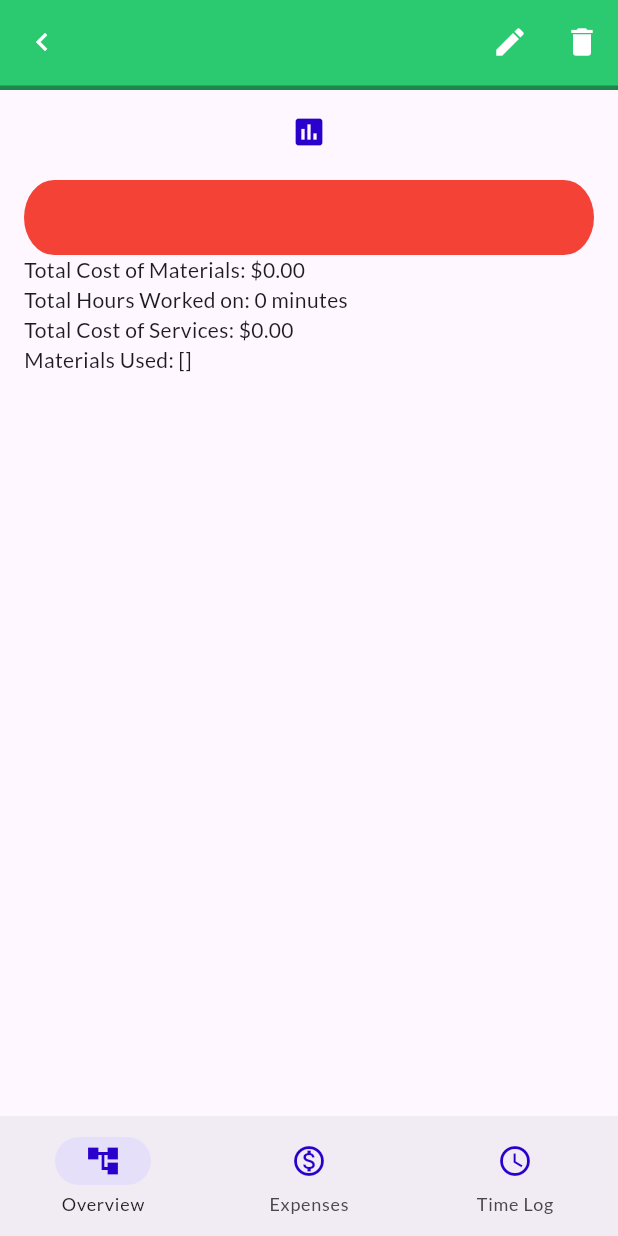
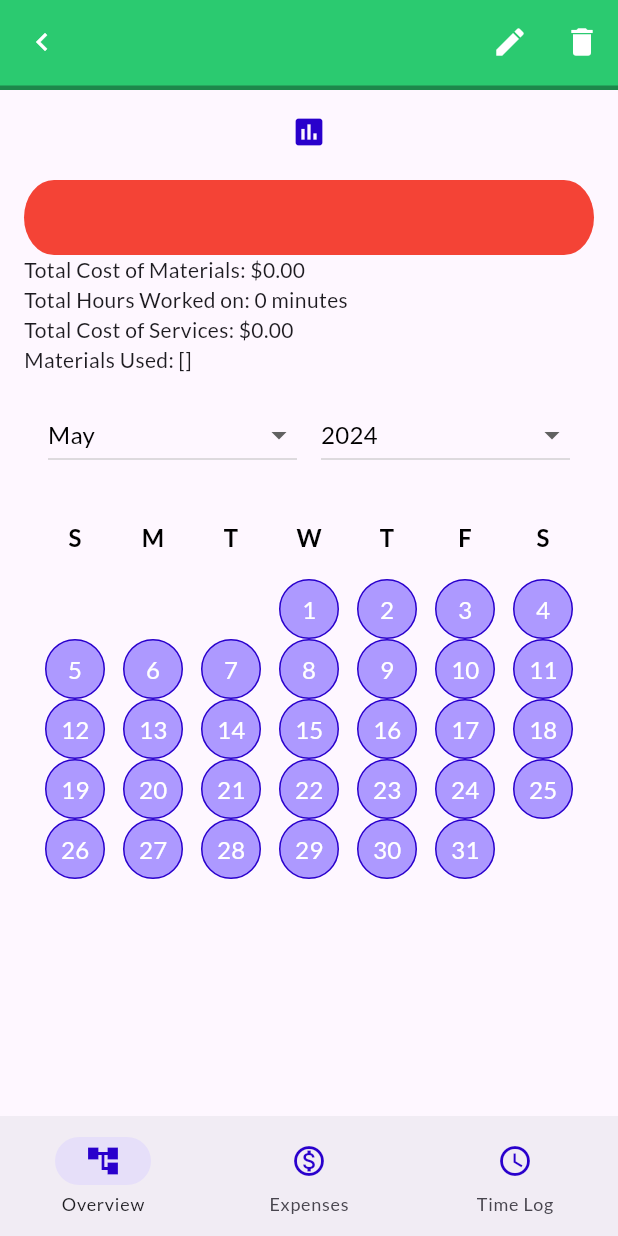
Before and after one commit to jcoolu/Creaphur, a Flutter app: the ProjectOverviewScreen screen opened directly with empty values, on a phone screen of 412 x 824 dp. Run offline on Flutter 3.47's test engine with Material 3 defaults, Android fonts, the phone set to English and light mode, and no system bars; our stand-ins replace dropdown_search, file_picker, google_fonts, sqflite; missing offline and left inert: widgetbook; accounts and stored records are empty; project files that could hold a hidden picture were left out.

Commit message:
added Calendar widgets and added to Project Overview Screen

```diff
--- a/creaphur/lib/screens/project_overview/main.dart
+++ b/creaphur/lib/screens/project_overview/main.dart
@@ -27,10 +27,16 @@ class _ProjectOverviewScreenState extends State<ProjectOverviewScreen> {
   String name = '';
   late Project? newProject = widget.project;
   int screenIndex = 0;
-
+  int selectedMonth = DateTime.now().month;
+  int selectedYear = DateTime.now().year;
   @override
   Widget build(BuildContext context) {
     Profile currentProfile = Provider.of<Profile>(context, listen: true);
+
+    void handleChangeMonthYear(int month, int year) {
+      setState(() => selectedMonth = month);
+      setState(() => selectedYear = year);
+    }
 
     void handleBack() {
       Navigator.pop(
@@ -61,7 +67,12 @@ class _ProjectOverviewScreenState extends State<ProjectOverviewScreen> {
 
     Widget handleScreen() {
       if (screenIndex == 0) {
-        return OverviewScreen(project: widget.project);
+        return OverviewScreen(
+          project: widget.project,
+          onChange: handleChangeMonthYear,
+          month: selectedMonth,
+          year: selectedYear,
+        );
       }
       if (screenIndex == 1) {
         return ExpensesScreen(projectId: widget.project.id);
--- a/creaphur/lib/screens/project_overview/overview.dart
+++ b/creaphur/lib/screens/project_overview/overview.dart
@@ -1,13 +1,22 @@
 import 'dart:convert';
 
 import 'package:creaphur/models/project.dart';
+import 'package:creaphur/widgets/calendar/main.dart';
 import 'package:creaphur/widgets/project_status_indicator.dart';
 import 'package:flutter/material.dart';
 
 class OverviewScreen extends StatelessWidget {
   final Project project;
+  final int month;
+  final int year;
+  final Function(int, int) onChange;
 
-  const OverviewScreen({super.key, required this.project});
+  const OverviewScreen(
+      {super.key,
+      required this.project,
+      required this.month,
+      required this.year,
+      required this.onChange});
 
   @override
   Widget build(BuildContext context) {
@@ -26,7 +35,13 @@ class OverviewScreen extends StatelessWidget {
           Text('Total Cost of Materials: ${project.getTotalCost(context)}'),
           Text('Total Hours Worked on: ${project.getTotalHours(context)}'),
           Text('Total Cost of Services: ${project.getCostOfServices(context)}'),
-          Text('Materials Used: ${project.getMaterials(context)}')
+          Text('Materials Used: ${project.getMaterials(context)}'),
+          Calendar(
+            year: year,
+            month: month,
+            timeEntries: [],
+            onChange: onChange,
+          )
         ],
       ),
     );
--- a/creaphur/lib/widgetbook.dart
+++ b/creaphur/lib/widgetbook.dart
@@ -1,7 +1,8 @@
 // Widgetbook file: widgetbook.dart
+import 'package:creaphur/widgets/calendar/calendar_widgetbook.dart';
 import 'package:creaphur/widgets/date_time_picker_widgetbook.dart';
 import 'package:creaphur/widgets/project_summary_card_widgetbook.dart';
-import 'package:creaphur/widgets/yearly_calendar_widgetbook.dart';
+import 'package:creaphur/widgets/calendar/yearly_calendar_widgetbook.dart';
 import 'package:flutter/material.dart';
 import 'package:widgetbook/widgetbook.dart';
 
@@ -20,6 +21,7 @@ class HotReload extends StatelessWidget {
         dateTimePicker,
         projectSummaryCard,
         yearlyCalendarComponent,
+        calendarComponent
       ],
     );
   }
--- /dev/null
+++ b/creaphur/lib/widgets/calendar/calendar_widgetbook.dart
@@ -0,0 +1,17 @@
+import 'package:creaphur/widgets/calendar/main.dart';
+import 'package:widgetbook/widgetbook.dart';
+
+WidgetbookComponent calendarComponent = WidgetbookComponent(
+  name: 'Calendar',
+  useCases: [
+    WidgetbookUseCase(
+      name: 'Display March 2024',
+      builder: (context) => Calendar(
+        month: DateTime.now().month,
+        year: DateTime.now().year,
+        timeEntries: [],
+        onChange: (m, y) {},
+      ),
+    ),
+  ],
+);
--- /dev/null
+++ b/creaphur/lib/widgets/calendar/day_square.dart
@@ -0,0 +1,75 @@
+import 'package:creaphur/models/time_entry.dart';
+import 'package:flutter/material.dart';
+
+class DaySquare extends StatelessWidget {
+  final int? day;
+  final List<TimeEntry> timeEntries;
+  final String level;
+
+  const DaySquare(
+      {super.key,
+      required this.day,
+      required this.timeEntries,
+      required this.level});
+  @override
+  Widget build(BuildContext context) {
+    int totalTime = timeEntries.isNotEmpty
+        ? timeEntries
+            .map((time) => time.getTimeInSeconds())
+            .reduce((a, b) => a + b)
+        : 0;
+    Color handleColor() {
+      if (level == 'small') {
+        return const Color(0xff6c47ff);
+      }
+      if (level == 'medium') {
+        return const Color.fromARGB(255, 59, 12, 247);
+      }
+      if (level == 'large') {
+        return const Color(0xff2900cc);
+      }
+      return const Color(0xffad99ff);
+    }
+
+    String formatDuration(int seconds) {
+      // Calculate hours from seconds
+      int hours = seconds ~/ 3600;
+
+      // Calculate remaining seconds after extracting hours
+      int remainingSeconds = seconds % 3600;
+
+      // Calculate minutes from remaining seconds
+      int minutes = remainingSeconds ~/ 60;
+
+      // Create formatted duration string
+      String formattedDuration = '$hours:${minutes.toString().padLeft(2, '0')}';
+
+      return formattedDuration;
+    }
+
+    return day != null
+        ? Tooltip(
+            triggerMode: TooltipTriggerMode.tap,
+            message: formatDuration(totalTime), // Tooltip message
+            child: Container(
+              width: 40.0,
+              height: 40.0,
+              alignment: Alignment.center,
+              decoration: BoxDecoration(
+                border: Border.all(color: const Color(0xff2900cc)),
+                shape: BoxShape.circle,
+                color: handleColor(),
+              ),
+              child: Text(
+                '$day',
+                style: const TextStyle(fontSize: 16.0, color: Colors.white),
+              ),
+            ),
+          )
+        : Container(
+            width: 40.0,
+            height: 40.0,
+            alignment: Alignment.center,
+          );
+  }
+}
--- /dev/null
+++ b/creaphur/lib/widgets/calendar/main.dart
@@ -0,0 +1,51 @@
+import 'package:creaphur/models/time_entry.dart';
+import 'package:creaphur/widgets/calendar/month_year_selector.dart';
+import 'package:creaphur/widgets/calendar/yearly_calendar.dart';
+import 'package:flutter/material.dart';
+
+class Calendar extends StatefulWidget {
+  final List<TimeEntry> timeEntries;
+  final Function(int, int) onChange;
+  final int month;
+  final int year;
+
+  const Calendar(
+      {super.key,
+      required this.month,
+      required this.year,
+      required this.timeEntries,
+      required this.onChange});
+
+  @override
+  State<Calendar> createState() => _CalendarState();
+}
+
+class _CalendarState extends State<Calendar> {
+  @override
+  void initState() {
+    super.initState();
+  }
+
+  @override
+  Widget build(BuildContext context) {
+    return Column(
+      mainAxisSize: MainAxisSize.min,
+      children: [
+        MonthYearSelector(
+          month: widget.month,
+          year: widget.year,
+          onChanged: widget.onChange,
+        ),
+        // Remove Expanded and use a Container with a fixed height
+        Container(
+          height: 400, // Adjust height as needed
+          child: YearlyCalendar(
+            year: widget.year,
+            month: widget.month,
+            timeEntries: widget.timeEntries,
+          ),
+        ),
+      ],
+    );
+  }
+}
--- /dev/null
+++ b/creaphur/lib/widgets/calendar/month_year_selector.dart
@@ -0,0 +1,79 @@
+import 'package:flutter/material.dart';
+
+class MonthYearSelector extends StatelessWidget {
+  final int month; // 0-based index for month
+  final int year;
+  final Function(int, int) onChanged;
+
+  MonthYearSelector({
+    required this.month,
+    required this.year,
+    required this.onChanged,
+  });
+
+  final List<String> _months = [
+    'January',
+    'February',
+    'March',
+    'April',
+    'May',
+    'June',
+    'July',
+    'August',
+    'September',
+    'October',
+    'November',
+    'December'
+  ];
+
+  List<int> _getYears() {
+    int currentYear = DateTime.now().year;
+    return List.generate(100, (index) => currentYear - index); // Past 100 years
+  }
+
+  @override
+  Widget build(BuildContext context) {
+    return Padding(
+      padding: const EdgeInsets.all(16.0),
+      child: Row(
+        children: [
+          Expanded(
+            child: DropdownButton<int>(
+              value: month,
+              items: _months.asMap().entries.map((entry) {
+                int index = entry.key;
+                String month = entry.value;
+                return DropdownMenuItem<int>(
+                  value: index + 1,
+                  child:
+                      Text(month, style: const TextStyle(color: Colors.black)),
+                );
+              }).toList(),
+              onChanged: (int? newIndex) {
+                onChanged(newIndex!, year);
+              },
+              isExpanded: true,
+            ),
+          ),
+          SizedBox(width: 16),
+          Expanded(
+            child: DropdownButton<int>(
+              value: year,
+              items: _getYears().map((year) {
+                return DropdownMenuItem<int>(
+                  value: year,
+                  child: Text(year.toString(),
+                      style: TextStyle(color: Colors.black)),
+                );
+              }).toList(),
+              onChanged: (int? newYear) {
+                onChanged(month, newYear!);
+              },
+              isExpanded: true,
+            ),
+          ),
+        ],
+      ),
+    );
+  }
+}
--- /dev/null
+++ b/creaphur/lib/widgets/calendar/yearly_calendar.dart
@@ -0,0 +1,136 @@
+import 'package:creaphur/models/time_entry.dart';
+import 'package:creaphur/widgets/calendar/day_square.dart';
+import 'package:flutter/material.dart';
+
+class YearlyCalendar extends StatelessWidget {
+  final int year;
+  final int month;
+  final List<TimeEntry> timeEntries;
+
+  const YearlyCalendar({
+    super.key,
+    required this.year,
+    required this.month,
+    required this.timeEntries,
+  });
+
+  // Function to get the number of days in a given month and year
+  int _daysInMonth(int month, int year) {
+    return DateTime(year, month + 1, 0).day;
+  }
+
+  @override
+  Widget build(BuildContext context) {
+    return Padding(
+      padding: const EdgeInsets.all(8.0),
+      child: Column(
+        mainAxisSize: MainAxisSize.min,
+        children: [
+          _buildDayLabelsRow(),
+          const SizedBox(height: 8.0),
+          Expanded(
+            child: SingleChildScrollView(
+              child: _buildMonthGrid(month, year),
+            ),
+          ),
+        ],
+      ),
+    );
+  }
+
+  Widget _buildMonthGrid(int month, int year) {
+    int daysInMonth = _daysInMonth(month, year);
+    List<Widget> weekRows = [];
+    List<Widget> currentWeek = [];
+
+    // Add empty widgets for days before the 1st of the month (to align with weekdays)
+    DateTime firstDayOfMonth = DateTime(year, month, 1);
+    int startingWeekday = firstDayOfMonth.weekday %
+        7; // 0 for Sunday, 1 for Monday, ..., 6 for Saturday
+
+    // Create empty cells for days before the 1st of the month
+    for (int i = 0; i < startingWeekday; i++) {
+      currentWeek.add(const Expanded(
+        child: DaySquare(day: null, timeEntries: [], level: 'none'),
+      ));
+    }
+
+    // Add day squares for each day of the month
+    for (int day = 1; day <= daysInMonth; day++) {
+      currentWeek.add(Expanded(child: _buildDaySquare(day, month, year)));
+
+      // If we have filled a complete week (7 days), add it to weekRows and start a new week
+      if (currentWeek.length == 7) {
+        weekRows.add(Row(children: List.of(currentWeek)));
+        currentWeek.clear();
+      }
+    }
+
+    // Add the last week if it's not already added (for the last days of the month)
+    if (currentWeek.isNotEmpty) {
+      // Fill the rest of the week with empty cells if necessary
+      while (currentWeek.length < 7) {
+        currentWeek.add(const Expanded(
+          child: DaySquare(day: null, timeEntries: [], level: 'none'),
+        ));
+      }
+      weekRows.add(Row(children: List.of(currentWeek)));
+    }
+
+    return Column(
+      children: weekRows,
+    );
+  }
+
+  Widget _buildDaySquare(int day, int month, int year) {
+    List<TimeEntry> times =
+        timeEntries.where((time) => time.startDate.day == day).toList();
+    bool isSelected = times.isNotEmpty;
+
+    if (isSelected) {
+      int totalTime =
+          times.map((time) => time.getTimeInSeconds()).reduce((a, b) => a + b);
+      String level = 'small';
+      // if time is greater than or equal to four hours (in seconds)
+      if (totalTime >= 14400) {
+        level = 'medium';
+      }
+      // if time is greater than or equal to seven hours (in seconds)
+      if (totalTime >= 25200) {
+        level = 'large';
+      }
+      return DaySquare(day: day, timeEntries: times, level: level);
+    }
+
+    return DaySquare(day: day, timeEntries: const [], level: 'none');
+  }
+
+  Widget _buildDayLabelsRow() {
+    return Row(
+      children: [
+        _buildDayLabel('S'),
+        _buildDayLabel('M'),
+        _buildDayLabel('T'),
+        _buildDayLabel('W'),
+        _buildDayLabel('T'),
+        _buildDayLabel('F'),
+        _buildDayLabel('S'),
+      ],
+    );
+  }
+
+  Widget _buildDayLabel(String label) {
+    return Expanded(
+      child: Container(
+        height: 40.0,
+        width: 100,
+        alignment: Alignment.center,
+        child: Text(
+          label,
+          style: const TextStyle(
+              fontSize: 16.0, fontWeight: FontWeight.bold, color: Colors.black),
+        ),
+      ),
+    );
+  }
+}
--- /dev/null
+++ b/creaphur/lib/widgets/calendar/yearly_calendar_widgetbook.dart
@@ -0,0 +1,42 @@
+import 'package:creaphur/models/time_entry.dart';
+import 'package:creaphur/widgets/calendar/yearly_calendar.dart';
+import 'package:widgetbook/widgetbook.dart';
+
+WidgetbookComponent yearlyCalendarComponent = WidgetbookComponent(
+  name: 'YearlyCalendar',
+  useCases: [
+    WidgetbookUseCase(
+      name: 'Display March 2024',
+      builder: (context) => YearlyCalendar(
+        year: 2024,
+        month: 3,
+        timeEntries: [],
+      ),
+    ),
+    WidgetbookUseCase(
+      name: 'Display January 2023',
+      builder: (context) => YearlyCalendar(
+        year: 2023,
+        month: 1,
+        timeEntries: [],
+      ),
+    ),
+    WidgetbookUseCase(
+      name: 'With time entry',
+      builder: (context) => YearlyCalendar(
+        year: 2023,
+        month: 1,
+        timeEntries: [
+          TimeEntry(
+              id: '1',
+              name: 'Shaving fur',
+              startDate: DateTime(2024, 1, 1, 9),
+              endDate: DateTime(2024, 1, 1, 19),
+              costOfServices: 60.50,
+              projectId: '1',
+              profileId: 'profileId')
+        ],
+      ),
+    ),
+  ],
+);
--- a/creaphur/lib/widgets/yearly_calendar.dart
+++ /dev/null
@@ -1,106 +0,0 @@
-import 'package:flutter/material.dart';
-import 'package:intl/intl.dart';
-
-class YearlyCalendar extends StatelessWidget {
-  final int year;
-
-  YearlyCalendar({required this.year});
-
-  // Function to get the number of days in a given month and year
-  int _daysInMonth(int month, int year) {
-    return DateTime(year, month + 1, 0).day;
-  }
-
-  @override
-  Widget build(BuildContext context) {
-    return Scaffold(
-      appBar: AppBar(
-        title: Text('Year $year Calendar'),
-      ),
-      body: SingleChildScrollView(
-        scrollDirection: Axis.horizontal,
-        child: Row(
-          children: List.generate(12, (index) {
-            int month = index + 1;
-            return _buildMonthGrid(month, year);
-          }),
-        ),
-      ),
-    );
-  }
-
-  Widget _buildMonthGrid(int month, int year) {
-    int daysInMonth = _daysInMonth(month, year);
-    List<Widget> weekRows = [];
-    List<Widget> currentWeek = [];
-
-    // Add empty widgets for days before the 1st of the month (to align with weekdays)
-    DateTime firstDayOfMonth = DateTime(year, month, 1);
-    int startingWeekday = firstDayOfMonth.weekday; // 1 for Monday, 7 for Sunday
-
-    // Create empty cells for days before the 1st of the month
-    for (int i = 1; i < startingWeekday; i++) {
-      currentWeek.add(_buildEmptyDaySquare());
-    }
-
-    // Add day squares for each day of the month
-    for (int day = 1; day <= daysInMonth; day++) {
-      currentWeek.add(_buildDaySquare(day, month, year));
-
-      // If we have filled a complete week (7 days), add it to weekRows and start a new week
-      if (currentWeek.length == 7) {
-        weekRows.add(Row(children: List.of(currentWeek)));
-        currentWeek.clear();
-      }
-    }
-
-    // Add the last week if it's not already added (for the last days of the month)
-    if (currentWeek.isNotEmpty) {
-      weekRows.add(Row(children: List.of(currentWeek)));
-    }
-
-    return Container(
-      padding: EdgeInsets.all(16.0),
-      child: Column(
-        crossAxisAlignment: CrossAxisAlignment.start,
-        children: [
-          Text(
-            DateFormat.MMMM().format(DateTime(year, month)),
-            style: TextStyle(fontSize: 20.0, fontWeight: FontWeight.bold),
-          ),
-          SizedBox(height: 8.0),
-          Column(children: List.of(weekRows)),
-        ],
-      ),
-    );
-  }
-
-  Widget _buildEmptyDaySquare() {
-    return Container(
-      width: 40.0,
-      height: 40.0,
-      alignment: Alignment.center,
-    );
-  }
-
-  Widget _buildDaySquare(int day, int month, int year) {
-    return GestureDetector(
-      onTap: () {
-        // Handle day square tap (e.g., navigate to a specific day)
-        print('Selected: $year-$month-$day');
-      },
-      child: Container(
-        width: 40.0,
-        height: 40.0,
-        alignment: Alignment.center,
-        decoration: BoxDecoration(
-          border: Border.all(color: Colors.grey),
-        ),
-        child: Text(
-          '$day',
-          style: TextStyle(fontSize: 16.0),
-        ),
-      ),
-    );
-  }
-}
--- a/creaphur/lib/widgets/yearly_calendar_widgetbook.dart
+++ /dev/null
@@ -1,12 +0,0 @@
-import 'package:creaphur/widgets/yearly_calendar.dart';
-import 'package:widgetbook/widgetbook.dart';
-
-WidgetbookComponent yearlyCalendarComponent = WidgetbookComponent(
-  name: 'YearlyCalendar',
-  useCases: [
-    WidgetbookUseCase(
-      name: 'Display 2024',
-      builder: (context) => YearlyCalendar(year: 2024),
-    ),
-  ],
-);
```
